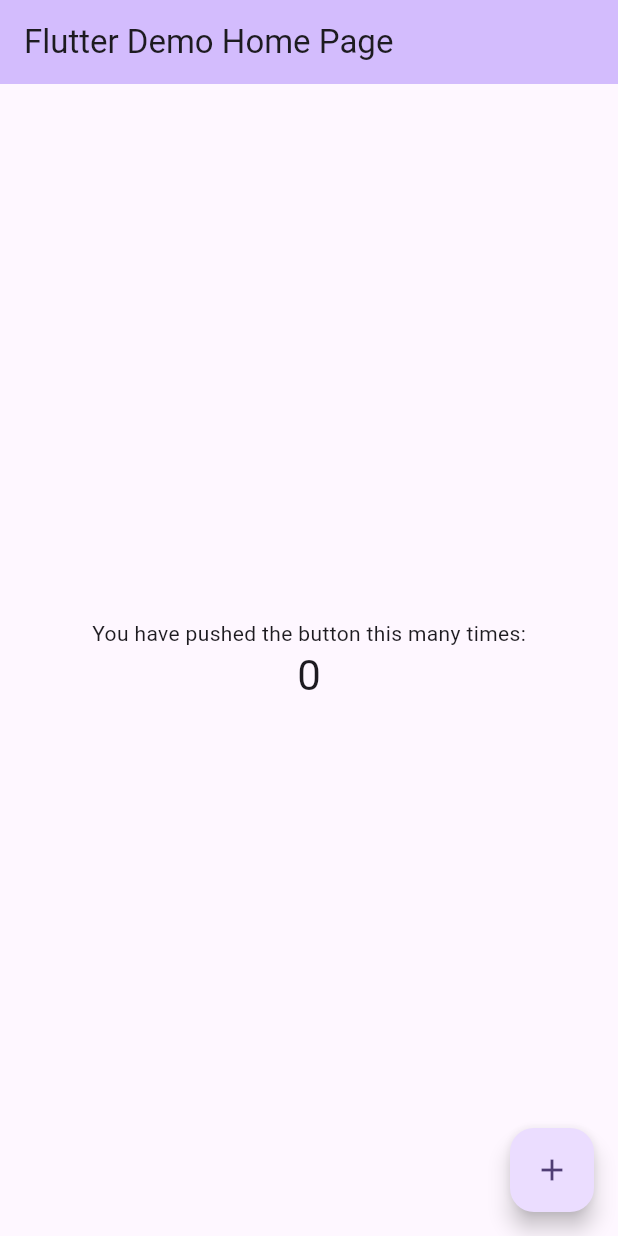
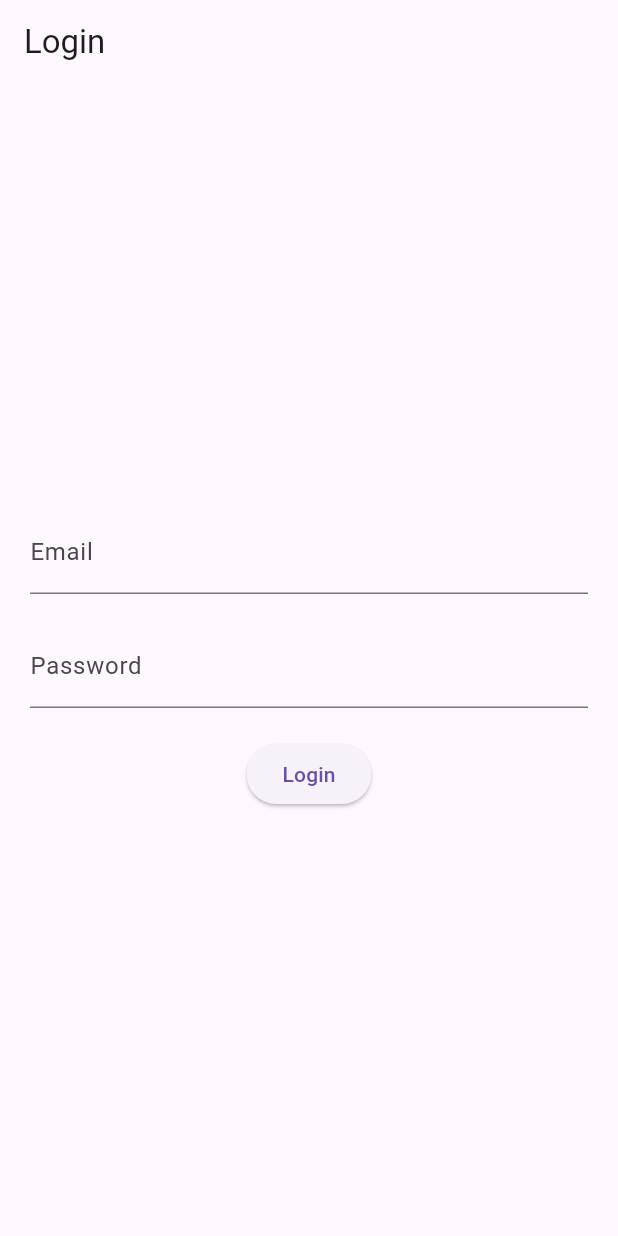
Before and after one commit to eab14/mobile_app_1, a Flutter app: the screen it shows after launch, on a phone screen of 412 x 824 dp. Run offline on Flutter 3.47's test engine with Material 3 defaults, Android fonts, the phone set to English and light mode, and no system bars.

Commit message:
Client/Server: Minor login capabilities, cors setup according to port 4000 on flutter

```diff
--- a/client/lib/main.dart
+++ b/client/lib/main.dart
@@ -1,125 +1,79 @@
+import 'dart:convert';
 import 'package:flutter/material.dart';
+import 'package:http/http.dart' as http;
 
-void main() {
-  runApp(const MyApp());
-}
+void main() => runApp(MyApp());
 
 class MyApp extends StatelessWidget {
-  const MyApp({super.key});
-
-  // This widget is the root of your application.
   @override
   Widget build(BuildContext context) {
     return MaterialApp(
-      title: 'Flutter Demo',
-      theme: ThemeData(
-        // This is the theme of your application.
-        //
-        // TRY THIS: Try running your application with "flutter run". You'll see
-        // the application has a purple toolbar. Then, without quitting the app,
-        // try changing the seedColor in the colorScheme below to Colors.green
-        // and then invoke "hot reload" (save your changes or press the "hot
-        // reload" button in a Flutter-supported IDE, or press "r" if you used
-        // the command line to start the app).
-        //
-        // Notice that the counter didn't reset back to zero; the application
-        // state is not lost during the reload. To reset the state, use hot
-        // restart instead.
-        //
-        // This works for code too, not just values: Most code changes can be
-        // tested with just a hot reload.
-        colorScheme: ColorScheme.fromSeed(seedColor: Colors.deepPurple),
-        useMaterial3: true,
-      ),
-      home: const MyHomePage(title: 'Flutter Demo Home Page'),
+      home: LoginPage(),
     );
   }
 }
 
-class MyHomePage extends StatefulWidget {
-  const MyHomePage({super.key, required this.title});
-
-  // This widget is the home page of your application. It is stateful, meaning
-  // that it has a State object (defined below) that contains fields that affect
-  // how it looks.
-
-  // This class is the configuration for the state. It holds the values (in this
-  // case the title) provided by the parent (in this case the App widget) and
-  // used by the build method of the State. Fields in a Widget subclass are
-  // always marked "final".
-
-  final String title;
-
+class LoginPage extends StatefulWidget {
   @override
-  State<MyHomePage> createState() => _MyHomePageState();
+  _LoginPageState createState() => _LoginPageState();
 }
 
-class _MyHomePageState extends State<MyHomePage> {
-  int _counter = 0;
+class _LoginPageState extends State<LoginPage> {
+  TextEditingController _usernameController = TextEditingController();
+  TextEditingController _passwordController = TextEditingController();
 
-  void _incrementCounter() {
-    setState(() {
-      // This call to setState tells the Flutter framework that something has
-      // changed in this State, which causes it to rerun the build method below
-      // so that the display can reflect the updated values. If we changed
-      // _counter without calling setState(), then the build method would not be
-      // called again, and so nothing would appear to happen.
-      _counter++;
-    });
+  Future<void> _login() async {
+    final String email = _usernameController.text.trim();
+    final String password = _passwordController.text.trim();
+    print(email);
+    print(password);
+
+    final response = await http.post(
+      Uri.parse('http://localhost:8000/api/login'),
+      body: jsonEncode({'email': email, 'password': password}),
+      headers: {"Access-Control-Allow-Origin": "*", 'Content-Type': 'application/json'},
+    );
+
+    if (response.statusCode == 200) {
+      print('Login successful');
+    } else {
+      print('Login failed');
+    }
   }
 
   @override
   Widget build(BuildContext context) {
-    // This method is rerun every time setState is called, for instance as done
-    // by the _incrementCounter method above.
-    //
-    // The Flutter framework has been optimized to make rerunning build methods
-    // fast, so that you can just rebuild anything that needs updating rather
-    // than having to individually change instances of widgets.
     return Scaffold(
       appBar: AppBar(
-        // TRY THIS: Try changing the color here to a specific color (to
-        // Colors.amber, perhaps?) and trigger a hot reload to see the AppBar
-        // change color while the other colors stay the same.
-        backgroundColor: Theme.of(context).colorScheme.inversePrimary,
-        // Here we take the value from the MyHomePage object that was created by
-        // the App.build method, and use it to set our appbar title.
-        title: Text(widget.title),
+        title: Text('Login'),
       ),
-      body: Center(
-        // Center is a layout widget. It takes a single child and positions it
-        // in the middle of the parent.
+      body: Padding(
+        padding: EdgeInsets.all(20.0),
         child: Column(
-          // Column is also a layout widget. It takes a list of children and
-          // arranges them vertically. By default, it sizes itself to fit its
-          // children horizontally, and tries to be as tall as its parent.
-          //
-          // Column has various properties to control how it sizes itself and
-          // how it positions its children. Here we use mainAxisAlignment to
-          // center the children vertically; the main axis here is the vertical
-          // axis because Columns are vertical (the cross axis would be
-          // horizontal).
-          //
-          // TRY THIS: Invoke "debug painting" (choose the "Toggle Debug Paint"
-          // action in the IDE, or press "p" in the console), to see the
-          // wireframe for each widget.
           mainAxisAlignment: MainAxisAlignment.center,
           children: <Widget>[
-            const Text(
-              'You have pushed the button this many times:',
+            TextField(
+              controller: _usernameController,
+              decoration: InputDecoration(
+                labelText: 'Email',
+              ),
             ),
-            Text(
-              '$_counter',
-              style: Theme.of(context).textTheme.headlineMedium,
+            SizedBox(height: 20.0),
+            TextField(
+              controller: _passwordController,
+              obscureText: true,
+              decoration: InputDecoration(
+                labelText: 'Password',
+              ),
+            ),
+            SizedBox(height: 20.0),
+            ElevatedButton(
+              onPressed: _login,
+              child: Text('Login'),
             ),
           ],
         ),
       ),
-      floatingActionButton: FloatingActionButton(
-        onPressed: _incrementCounter,
-        tooltip: 'Increment',
-        child: const Icon(Icons.add),
-      ), // This trailing comma makes auto-formatting nicer for build methods.
     );
   }
 }
--- a/client/pubspec.yaml
+++ b/client/pubspec.yaml
@@ -30,6 +30,7 @@ environment:
 dependencies:
   flutter:
     sdk: flutter
+  http: ^1.2.1
 
 
   # The following adds the Cupertino Icons font to your application.
--- a/package.json
+++ b/package.json
@@ -9,7 +9,7 @@
     "concurrently": "^8.2.2"
   },
   "scripts": {
-    "start": "concurrently \"cd server && php artisan serve\" \"cd client && flutter run -d chrome\"",
+    "start": "concurrently \"cd server && php artisan serve\" \"cd client && flutter run -d chrome --web-port=4000\"",
     "server-dump": "cd server && composer dump-autoload",
     "server-install": "cd server && composer install",
     "seeds": "cd server && php artisan db:seed"
```
Also changed, not shown: client/pubspec.lock, 1 other file.
